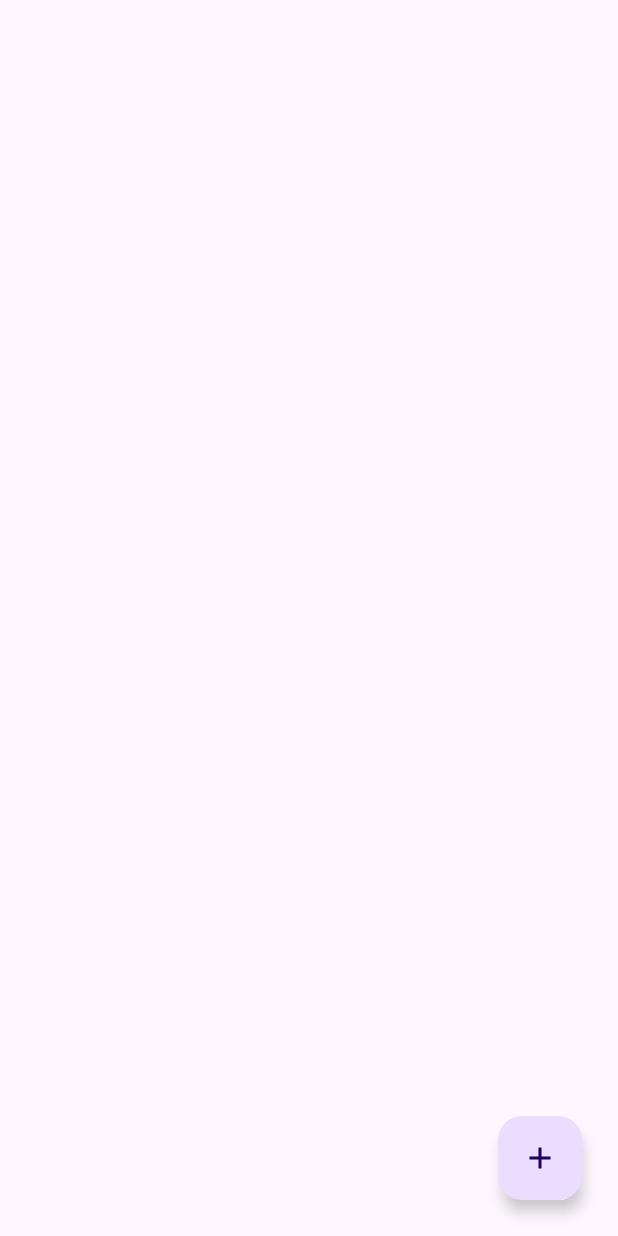
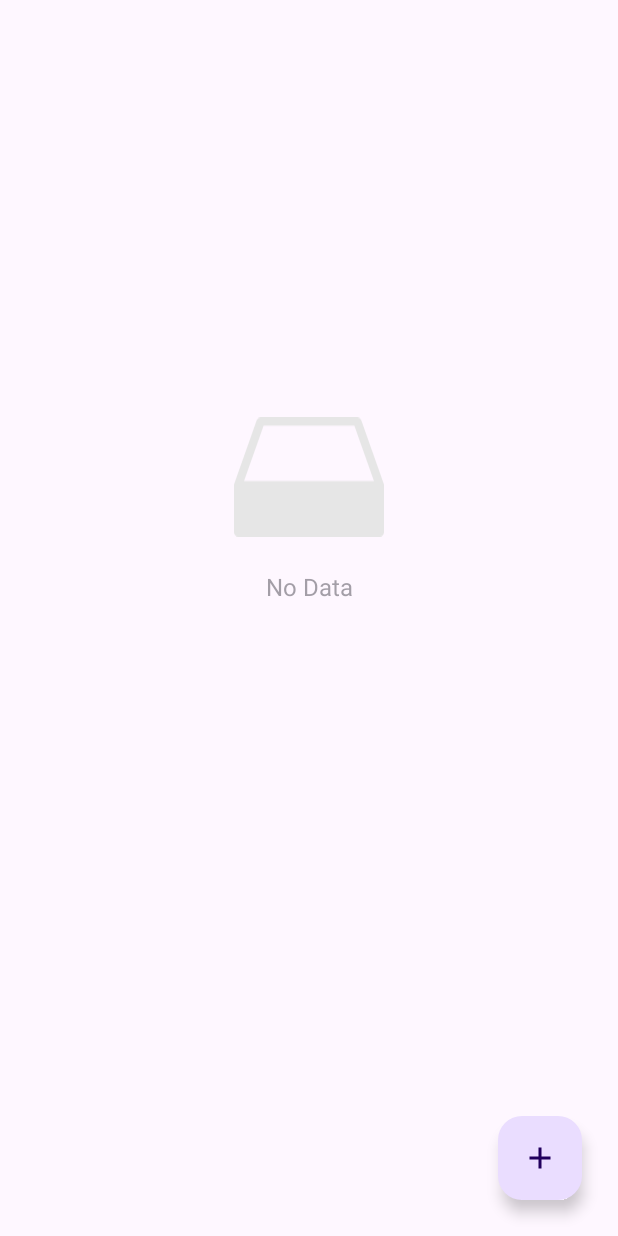
Before and after one commit to stikkas/todoapp, an Android app: the layout fragment_list.xml on its own in the app's theme, with its tools: preview values and no code run, on a phone screen of 412 x 824 dp. Run offline under Robolectric (Android 15) with nearby library versions, the phone set to English and light mode, and no system bars.

Commit message:
Databiding for listFragremnt

```diff
--- a/app/build.gradle.kts
+++ b/app/build.gradle.kts
@@ -1,7 +1,7 @@
 plugins {
     alias(libs.plugins.android.application)
     alias(libs.plugins.kotlin.android)
-    id("com.google.devtools.ksp")
+    kotlin("kapt")
     id("kotlin-parcelize")
     id("androidx.navigation.safeargs")
 }
@@ -54,7 +54,7 @@ dependencies {
     implementation(libs.androidx.navigation.ui.ktx)
     implementation(libs.androidx.room.common.jvm)
     implementation(libs.room.runtime)
-    ksp(libs.room.compiler)
+    kapt(libs.room.compiler)
     implementation( libs.room.ktx)
     testImplementation(libs.junit)
     androidTestImplementation( libs.room.testing)
--- a/app/src/main/res/layout/fragment_list.xml
+++ b/app/src/main/res/layout/fragment_list.xml
@@ -1,7 +1,15 @@
 <?xml version="1.0" encoding="utf-8"?>
-<androidx.constraintlayout.widget.ConstraintLayout xmlns:android="http://schemas.android.com/apk/res/android"
+<layout xmlns:android="http://schemas.android.com/apk/res/android"
     xmlns:app="http://schemas.android.com/apk/res-auto"
-    xmlns:tools="http://schemas.android.com/tools"
+    xmlns:tools="http://schemas.android.com/tools">
+
+    <data>
+        <variable
+            name="svm"
+            type="com.example.mytodoapp.fragments.SharedViewModel" />
+    </data>
+
+    <androidx.constraintlayout.widget.ConstraintLayout
         android:id="@+id/listLayout"
         android:layout_width="match_parent"
         android:layout_height="match_parent"
@@ -26,6 +34,7 @@
             android:layout_marginBottom="24dp"
             android:clickable="true"
             android:focusable="true"
+            android:navigateToAddFragment="@{true}"
             android:src="@drawable/ic_add"
             android:tint="@color/white"
             app:layout_constraintBottom_toBottomOf="parent"
@@ -36,7 +45,7 @@
             android:layout_width="100dp"
             android:layout_height="100dp"
             android:src="@drawable/ic_no_data"
-        android:visibility="invisible"
+            android:emptyDatabase="@{svm.emptyDatabase}"
             app:layout_constraintBottom_toBottomOf="parent"
             app:layout_constraintEnd_toEndOf="parent"
             app:layout_constraintStart_toStartOf="parent"
@@ -51,9 +60,10 @@
             android:alpha="0.5"
             android:text="@string/no_data"
             android:textSize="16sp"
-        android:visibility="invisible"
+            android:emptyDatabase="@{svm.emptyDatabase}"
             app:layout_constraintEnd_toEndOf="parent"
             app:layout_constraintStart_toStartOf="parent"
             app:layout_constraintTop_toBottomOf="@+id/noDataImageView" />
 
     </androidx.constraintlayout.widget.ConstraintLayout>
+</layout>
--- a/build.gradle.kts
+++ b/build.gradle.kts
@@ -2,7 +2,6 @@
 plugins {
     alias(libs.plugins.android.application) apply false
     alias(libs.plugins.kotlin.android) apply false
-    id("com.google.devtools.ksp") version "2.0.21-1.0.27" apply false
 }
 
 buildscript {
```
Also changed, not shown: app/src/main/java/com/example/mytodoapp/fragments/BindingAdapters.kt (added, +28 -0 lines), app/src/main/java/com/example/mytodoapp/fragments/list/ListFragment.kt (+2 -12 lines), app/src/main/res/layout/fragment_update.xml (+9 -2 lines). Lines whose indentation alone changed are shown as unchanged.
